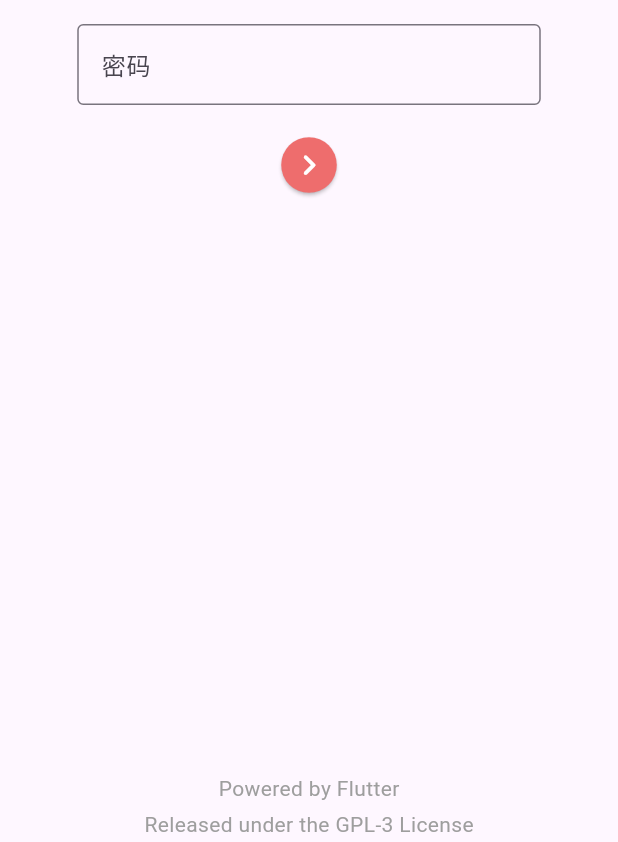
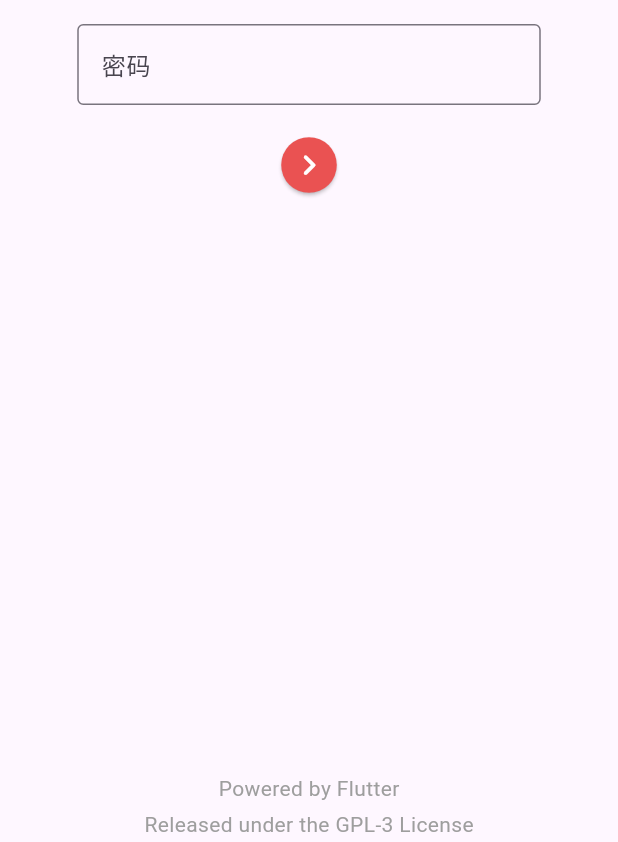
Before and after one commit to NonebotGUI/nonebot-flutter-webui-dashboard, a Flutter app: the screen it shows after launch, on a phone screen of 412 x 824 dp, the part 394-1236 px from its top. Run offline on Flutter 3.47's test engine with Material 3 defaults, Android fonts, the light colour scheme and no system bars; our stand-ins replace flutter_svg; missing offline and left inert: dart:html; Roboto replaces fonts that are missing (HarmonyOS_Sans_SC).

Commit message:
报错捕获

```diff
--- a/lib/main.dart
+++ b/lib/main.dart
@@ -3,9 +3,26 @@ import 'package:flutter/material.dart';
 import 'package:http/http.dart' as http;
 import 'package:nonebot_webui/ui/mainPage.dart';
 import 'package:nonebot_webui/utils/global.dart';
+// ignore: avoid_web_libraries_in_flutter
+import 'dart:html' as html;
 
 void main() async {
   version = '1.0.0';
+  // 捕获应用程序异常
+  FlutterError.onError = (FlutterErrorDetails details) async {
+    print('FlutterError: ${details.exception}');
+    print('StackTrace: ${details.stack}');
+    await http.post(
+      Uri.parse('/log'),
+      headers: {
+        "Authorization": 'Bearer Xt114514',
+      },
+      body: jsonEncode({
+        'error': details.exception.toString(),
+        'stack': details.stack.toString(),
+      }),
+    );
+  };
   runApp(const MyApp());
 }
 
@@ -14,16 +31,38 @@ class MyApp extends StatelessWidget {
 
   @override
   Widget build(BuildContext context) {
-    return const MaterialApp(
-      title: 'NoneBot WebUI',
-      home: LoginPage(title: 'NoneBot WebUI Login'),
+    return MaterialApp(
+      theme: ThemeData(
+          fontFamily: 'HarmonyOS_Sans_SC',
+          primaryColor: const Color.fromRGBO(234, 82, 82, 1),
+          buttonTheme: const ButtonThemeData(
+            buttonColor: Color.fromRGBO(234, 82, 82, 1),
+          ),
+          checkboxTheme: CheckboxThemeData(
+            fillColor:
+                MaterialStateProperty.resolveWith((Set<MaterialState> states) {
+              if (states.contains(MaterialState.selected)) {
+                return const Color.fromRGBO(234, 82, 82, 1);
+              }
+              return Colors.white;
+            }),
+            checkColor: MaterialStateProperty.all(Colors.white),
+          ),
+          progressIndicatorTheme: const ProgressIndicatorThemeData(
+              color: Color.fromRGBO(234, 82, 82, 1)),
+          appBarTheme: const AppBarTheme(color: Color.fromRGBO(234, 82, 82, 1)),
+          floatingActionButtonTheme: const FloatingActionButtonThemeData(
+              backgroundColor: Color.fromRGBO(234, 82, 82, 1)),
+          switchTheme: const SwitchThemeData(
+              trackColor:
+                  MaterialStatePropertyAll(Color.fromRGBO(234, 82, 82, 1)))),
+      home: const LoginPage(),
     );
   }
 }
 
 class LoginPage extends StatefulWidget {
-  const LoginPage({super.key, required this.title});
-  final String title;
+  const LoginPage({super.key});
 
   @override
   State<LoginPage> createState() => _LoginPageState();
@@ -32,8 +71,8 @@ class LoginPage extends StatefulWidget {
 class _LoginPageState extends State<LoginPage> {
   final myController = TextEditingController();
   String _password = '';
-
   String fileContent = '';
+  final RouteObserver<PageRoute> routeObserver = RouteObserver<PageRoute>();
 
   /// 加载配置文件
   Future<void> _login() async {
@@ -55,7 +94,14 @@ class _LoginPageState extends State<LoginPage> {
           content: Text('欢迎回来！'),
         ),
       );
-      Navigator.pushNamed(context, '/Home');
+      Navigator.push(
+        context,
+        MaterialPageRoute(
+          builder: (context) => const MainPage(
+            title: 'NoneBot WebUI',
+          ),
+        ),
+      );
     } else {
       ScaffoldMessenger.of(context).showSnackBar(
         const SnackBar(
@@ -77,13 +123,13 @@ class _LoginPageState extends State<LoginPage> {
         (screenHeight > screenWidth) ? screenWidth * 0.75 : screenHeight * 0.5;
     double buttonWidth =
         (screenHeight > screenWidth) ? screenWidth * 0.09 : screenHeight * 0.07;
-
+    html.document.title = '登录 | NoneBot WebUI';
     return Scaffold(
       body: Center(
         child: Column(
           mainAxisAlignment: MainAxisAlignment.center,
           children: <Widget>[
-            Container(
+            SizedBox(
               width: screenWidth,
               height: screenHeight * 0.075,
             ),
@@ -123,19 +169,19 @@ class _LoginPageState extends State<LoginPage> {
             SizedBox(
               child: ElevatedButton(
                 onPressed: () {
-                  //_login();
-                  Navigator.push(
-                    context,
-                    MaterialPageRoute(
-                      builder: (context) => const MainPage(
-                        title: 'NoneBot WebUI',
-                      ),
-                    ),
-                  );
+                  _login();
+                  // Navigator.push(
+                  //   context,
+                  //   MaterialPageRoute(
+                  //     builder: (context) => const MainPage(
+                  //       title: 'NoneBot WebUI',
+                  //     ),
+                  //   ),
+                  // );
                 },
                 style: ButtonStyle(
                   backgroundColor: MaterialStateProperty.all(
-                      const Color.fromRGBO(238, 109, 109, 1)),
+                      const Color.fromRGBO(234, 82, 82, 1)),
                   shape: MaterialStateProperty.all(const CircleBorder()),
                   iconSize: MaterialStateProperty.all(24),
                   minimumSize:
```
